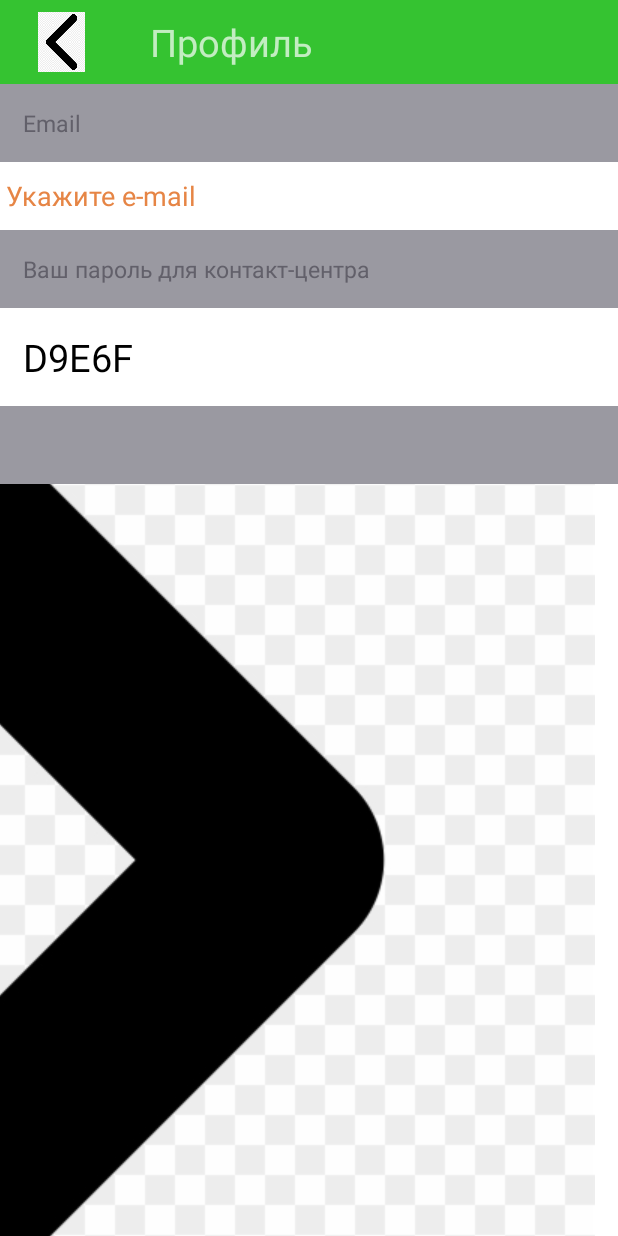
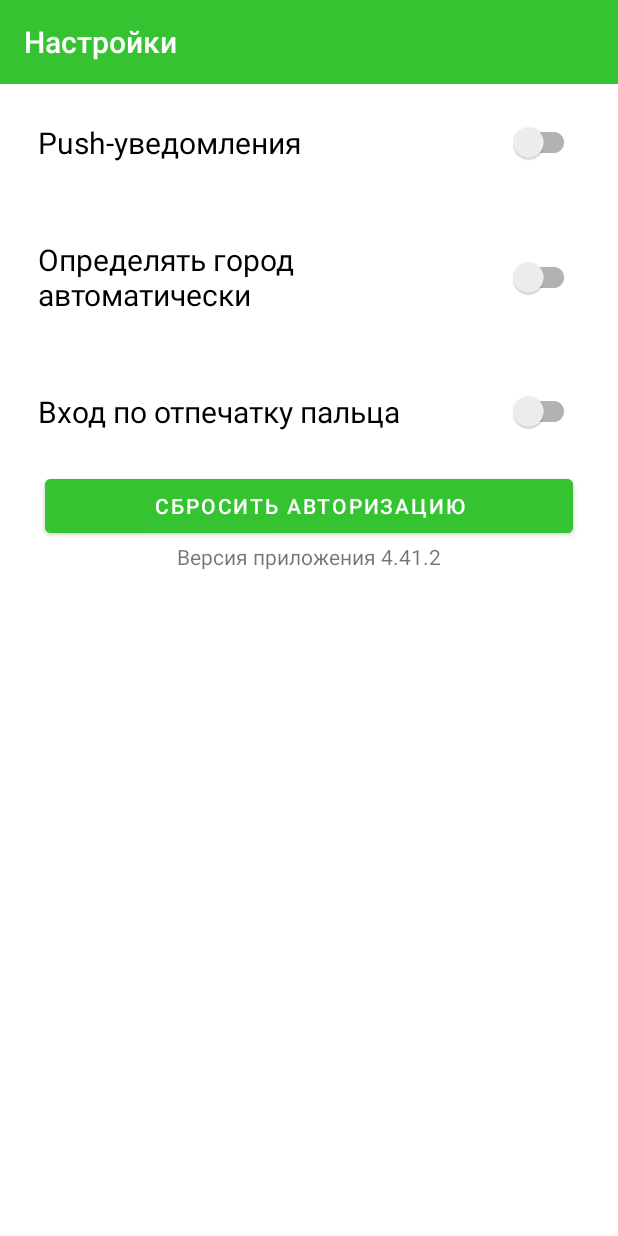
Before and after one commit to mishathefirst/Android-Development-LabWork1, an Android app: the screen it shows after launch (MainActivity), on a phone screen of 412 x 824 dp. Run offline under Robolectric (Android 15) with nearby library versions, the phone set to English and light mode, and no system bars.

Commit message:
Forth activity made

```diff
--- a/app/src/main/AndroidManifest.xml
+++ b/app/src/main/AndroidManifest.xml
@@ -8,6 +8,7 @@
         android:label="@string/app_name"
         android:roundIcon="@mipmap/ic_launcher_round"
         android:supportsRtl="true"
+
         android:theme="@style/Theme.MobileLabWork1">
         <activity android:name=".MainActivity">
             <intent-filter>
--- a/app/src/main/java/group/moveon/mobilelabwork1/MainActivity.java
+++ b/app/src/main/java/group/moveon/mobilelabwork1/MainActivity.java
@@ -15,11 +15,12 @@ public class MainActivity extends AppCompatActivity {
     @Override
     protected void onCreate(Bundle savedInstanceState) {
         super.onCreate(savedInstanceState);
-        setContentView(R.layout.activity_three);
+        setContentView(R.layout.activity_four);
         setTitle(R.string.title_one);
 
         ActionBar actionBar = getSupportActionBar();
         actionBar.hide();
+
 
         /*
         CheckBox checkBox =
--- a/app/src/main/res/layout/activity_four.xml
+++ b/app/src/main/res/layout/activity_four.xml
@@ -4,4 +4,57 @@
     android:layout_width="match_parent"
     android:layout_height="match_parent">
 
+    <Toolbar
+        android:layout_width="match_parent"
+        android:layout_height="wrap_content"
+        android:title="@string/settings_header"
+        android:background="@color/green"
+        android:titleTextColor="@color/white"
+        />
+
+    <androidx.appcompat.widget.SwitchCompat
+        android:layout_width="match_parent"
+        android:layout_height="wrap_content"
+        android:text="@string/sw_push_notification"
+        android:textSize="20sp"
+        android:padding="25dp"
+
+        />
+
+    <androidx.appcompat.widget.SwitchCompat
+        android:layout_width="match_parent"
+        android:layout_height="wrap_content"
+        android:text="@string/sw_city_definition"
+        android:textSize="20sp"
+        android:padding="25dp"
+
+        />
+
+    <androidx.appcompat.widget.SwitchCompat
+        android:layout_width="match_parent"
+        android:layout_height="wrap_content"
+        android:text="@string/sw_fingertip_entry"
+        android:textSize="20sp"
+        android:padding="25dp"
+
+        />
+
+
+    <Button
+        android:layout_width="match_parent"
+        android:layout_height="wrap_content"
+        android:layout_marginStart="30dp"
+        android:layout_marginEnd="30dp"
+        android:text="@string/button_auth_set_null"
+        android:backgroundTint="@color/green"
+        android:textColor="@color/white"
+        />
+
+
+    <TextView
+        android:layout_width="wrap_content"
+        android:layout_height="wrap_content"
+        android:text="@string/info_bottom"
+        android:layout_gravity="bottom|center_horizontal"/>
+
 </LinearLayout>
--- a/app/src/main/res/layout/activity_three.xml
+++ b/app/src/main/res/layout/activity_three.xml
@@ -104,7 +104,7 @@
         android:text="@string/info_text"
         android:textColor="@color/grey"
         android:textSize="12sp"
-        android:drawableRight="@drawable/ic_forward_icon"
+        android:drawableEnd="@drawable/ic_edit"
         >
 
     </TextView>
--- a/app/src/main/res/values/strings.xml
+++ b/app/src/main/res/values/strings.xml
@@ -36,4 +36,15 @@
     количество бонусов к аннулированию<br> </br>уменьшится на количество<br> </br>бонусов</string>
     <string name="empty_space"> </string>
 
+
+
+    <string name="settings_header">Настройки</string>
+    <string name="sw_push_notification">Push-уведомления</string>
+    <string name="sw_city_definition">Определять город автоматически</string>
+    <string name="sw_fingertip_entry">Вход по отпечатку пальца</string>
+    <string name="button_auth_set_null">Сбросить авторизацию</string>
+    <string name="info_bottom">Версия приложения 4.41.2</string>
+
+
+
 </resources>
--- a/app/src/main/res/values/themes.xml
+++ b/app/src/main/res/values/themes.xml
@@ -2,15 +2,17 @@
     <!-- Base application theme. -->
     <style name="Theme.MobileLabWork1" parent="Theme.MaterialComponents.DayNight.DarkActionBar">
         <!-- Primary brand color. -->
-        <item name="colorPrimary">@color/purple_500</item>
-        <item name="colorPrimaryVariant">@color/purple_700</item>
+        <item name="colorPrimary">@color/green</item>
+        <item name="colorPrimaryVariant">@color/green</item>
         <item name="colorOnPrimary">@color/white</item>
         <!-- Secondary brand color. -->
-        <item name="colorSecondary">@color/teal_200</item>
-        <item name="colorSecondaryVariant">@color/teal_700</item>
+        <item name="colorSecondary">@color/green</item>
+        <item name="colorSecondaryVariant">@color/green</item>
         <item name="colorOnSecondary">@color/black</item>
         <!-- Status bar color. -->
         <item name="android:statusBarColor" tools:targetApi="l">?attr/colorPrimaryVariant</item>
+        <item name="android:navigationBarColor" tools:targetApi="1">?attr/colorPrimaryVariant</item>
         <!-- Customize your theme here. -->
+
     </style>
 </resources>
```
Also changed, not shown: app/src/main/res/drawable/ic_edit.svg (added), app/src/main/res/drawable/ic_menu.svg (added).
